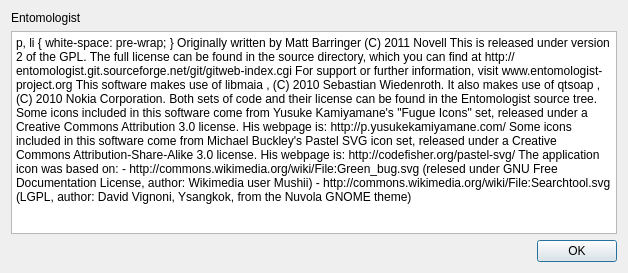
Above: About.ui from Entomologist/entomologist before the change. Below: the same form after it.
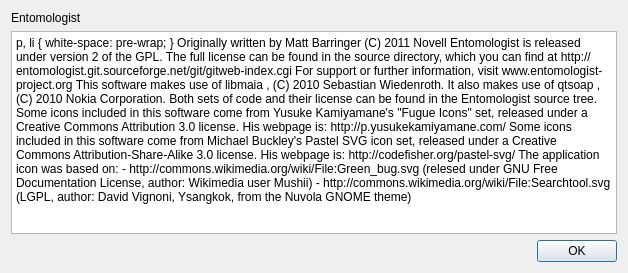
That is the form after the change.

Diff of the .ui file:
```diff
--- a/About.ui
+++ b/About.ui
@@ -52,7 +52,7 @@
 &lt;p style=&quot; margin-top:0px; margin-bottom:0px; margin-left:0px; margin-right:0px; -qt-block-indent:0; text-indent:0px;&quot;&gt;Originally written by &lt;a href=&quot;mailto:matt@entomologist-project.org&quot;&gt;&lt;span style=&quot; text-decoration: underline; color:#0057ae;&quot;&gt;Matt Barringer&lt;/span&gt;&lt;/a&gt;&lt;/p&gt;
 &lt;p style=&quot; margin-top:0px; margin-bottom:0px; margin-left:0px; margin-right:0px; -qt-block-indent:0; text-indent:0px;&quot;&gt;(C) 2011 Novell&lt;/p&gt;
 &lt;p style=&quot;-qt-paragraph-type:empty; margin-top:0px; margin-bottom:0px; margin-left:0px; margin-right:0px; -qt-block-indent:0; text-indent:0px;&quot;&gt;&lt;/p&gt;
-&lt;p style=&quot; margin-top:0px; margin-bottom:0px; margin-left:0px; margin-right:0px; -qt-block-indent:0; text-indent:0px;&quot;&gt;This is released under version 2 of the GPL.  The full license can be found in the source directory, which you can find at &lt;a href=&quot;http://entomologist.git.sourceforge.net/git/gitweb-index.cgi&quot;&gt;&lt;span style=&quot; text-decoration: underline; color:#0057ae;&quot;&gt;http://entomologist.git.sourceforge.net/git/gitweb-index.cgi&lt;/span&gt;&lt;/a&gt;&lt;/p&gt;
+&lt;p style=&quot; margin-top:0px; margin-bottom:0px; margin-left:0px; margin-right:0px; -qt-block-indent:0; text-indent:0px;&quot;&gt;Entomologist is released under version 2 of the GPL.  The full license can be found in the source directory, which you can find at &lt;a href=&quot;http://entomologist.git.sourceforge.net/git/gitweb-index.cgi&quot;&gt;&lt;span style=&quot; text-decoration: underline; color:#0057ae;&quot;&gt;http://entomologist.git.sourceforge.net/git/gitweb-index.cgi&lt;/span&gt;&lt;/a&gt;&lt;/p&gt;
 &lt;p style=&quot;-qt-paragraph-type:empty; margin-top:0px; margin-bottom:0px; margin-left:0px; margin-right:0px; -qt-block-indent:0; text-indent:0px;&quot;&gt;&lt;/p&gt;
 &lt;p style=&quot; margin-top:0px; margin-bottom:0px; margin-left:0px; margin-right:0px; -qt-block-indent:0; text-indent:0px;&quot;&gt;For support or further information, visit &lt;a href=&quot;http://www.entomologist-project.org&quot;&gt;&lt;span style=&quot; text-decoration: underline; color:#0057ae;&quot;&gt;www.entomologist-project.org&lt;/span&gt;&lt;/a&gt;&lt;/p&gt;
 &lt;p style=&quot;-qt-paragraph-type:empty; margin-top:0px; margin-bottom:0px; margin-left:0px; margin-right:0px; -qt-block-indent:0; text-indent:0px; text-decoration: underline; color:#0057ae;&quot;&gt;&lt;/p&gt;
```
